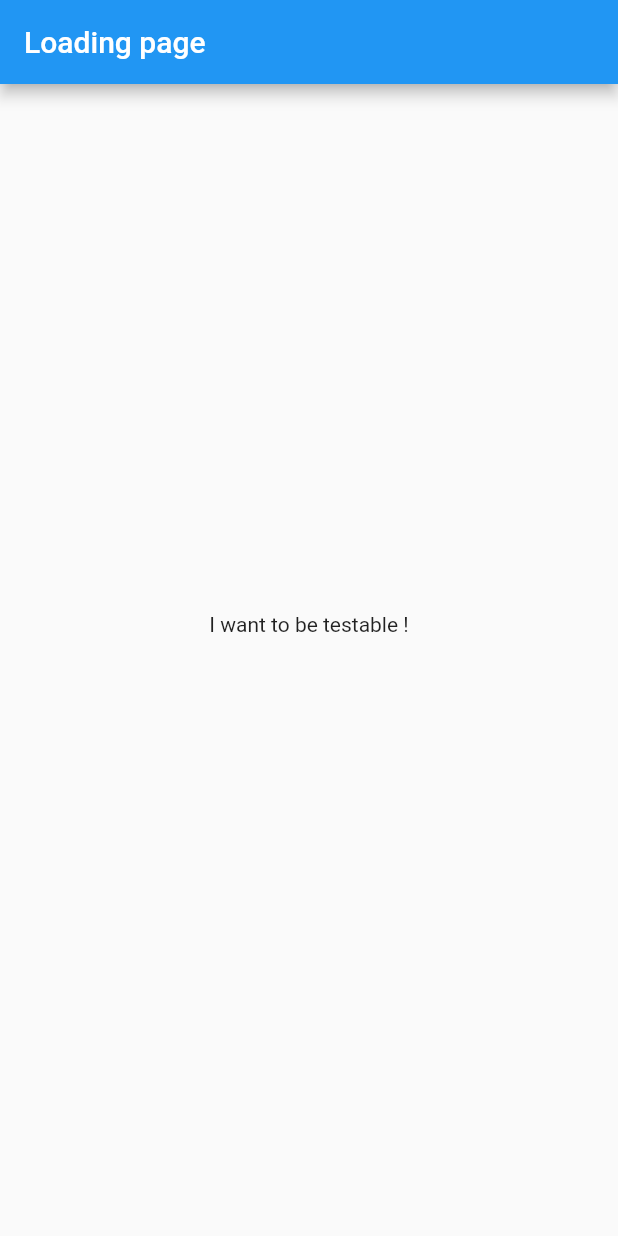
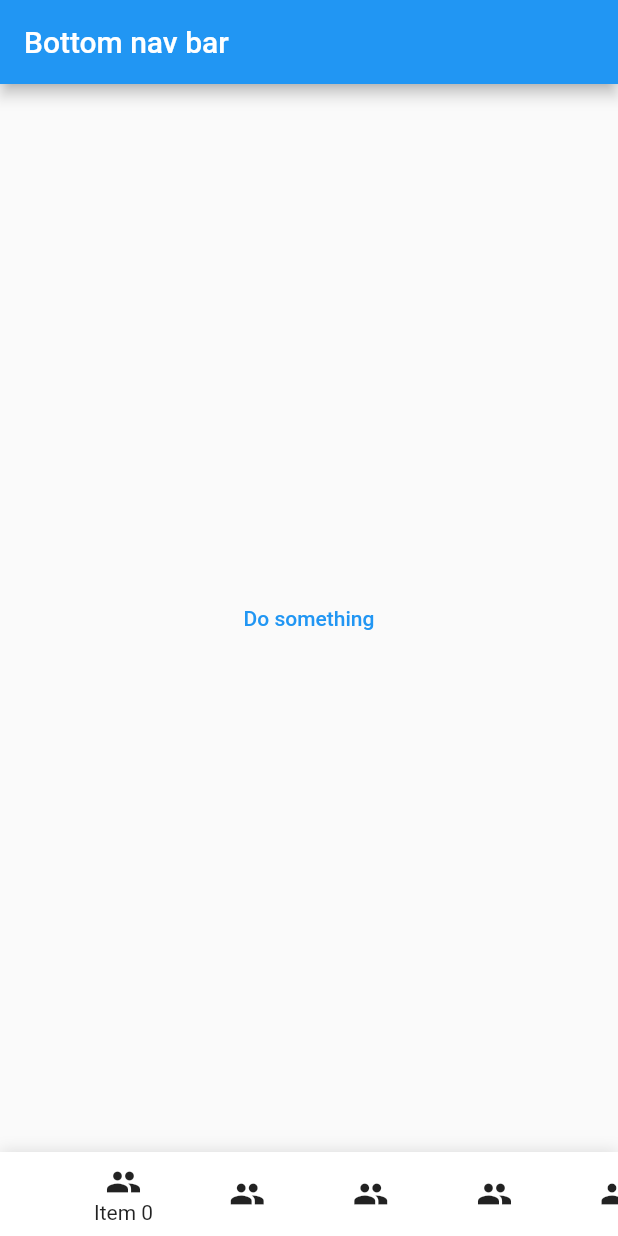
Before and after one commit to AlexisDeslandes/1_minute_BLOC_tuto, a Flutter app: the screen it shows after launch, on a phone screen of 412 x 824 dp. Run offline on Flutter 3.47's test engine with Material 2 defaults, Android fonts, the phone set to English and light mode, and no system bars; our stand-ins replace equatable, flutter_bloc, permission_handler.

Commit message:
Add scrollable_reorderable_navbar.dart

```diff
--- a/lib/main.dart
+++ b/lib/main.dart
@@ -1,5 +1,5 @@
 import 'package:flutter/material.dart';
-import 'package:one_minute_bloc_tuto/loading/loading.dart';
+import 'package:one_minute_bloc_tuto/nav/nav.dart';
 
 void main() {
   runApp(const MyApp());
@@ -15,7 +15,7 @@ class MyApp extends StatelessWidget {
       theme: ThemeData(
         primarySwatch: Colors.blue,
       ),
-      home: const LoadingPage(),
+      home: const BottomNavBarPage(),
     );
   }
 }
--- /dev/null
+++ b/lib/nav/nav.dart
@@ -0,0 +1 @@
+export 'pages/bottom_nav_bar_page.dart';
--- /dev/null
+++ b/lib/nav/pages/bottom_nav_bar_page.dart
@@ -0,0 +1,71 @@
+import 'package:flutter/material.dart';
+import 'package:one_minute_bloc_tuto/scrollable_reorderable_navbar/scrollable_reorderable_navbar.dart';
+
+class BottomNavBarPage extends StatefulWidget {
+  const BottomNavBarPage({Key? key}) : super(key: key);
+
+  @override
+  _BottomNavBarPageState createState() => _BottomNavBarPageState();
+}
+
+class _BottomNavBarPageState extends State<BottomNavBarPage> {
+  int _selectedIndex = 0;
+  List<NavBarItem> _items = List.generate(
+      10,
+      (index) =>
+          NavBarItem(widget: const Icon(Icons.group), name: "Item $index"));
+
+  @override
+  Widget build(BuildContext context) {
+    return Scaffold(
+      appBar: AppBar(title: const Text("Bottom nav bar")),
+      body: Center(
+        child: TextButton(
+            onPressed: () {
+              setState(() {
+                _items.removeLast();
+              });
+            },
+            child: const Text("Do something")),
+      ),
+      bottomNavigationBar: ScrollableReorderableNavBar(
+
+        onItemTap: (arg) {
+          setState(() {
+            _selectedIndex = arg;
+          });
+        },
+        onReorder: (oldIndex, newIndex) {
+          final currItem = _items[_selectedIndex];
+          if (oldIndex < newIndex) newIndex -= 1;
+          final newItems = [..._items], item = newItems.removeAt(oldIndex);
+          newItems.insert(newIndex, item);
+          setState(() {
+            _items = newItems;
+            _selectedIndex = _items.indexOf(currItem);
+          });
+        },
+        items: _items,
+        selectedIndex: _selectedIndex,
+        onDelete: (index) => setState(() => _items.removeAt(index)),
+        deleteIndicationWidget: Container(
+          padding: const EdgeInsets.only(bottom: 100),
+          child: Align(
+            alignment: Alignment.bottomCenter,
+            child: Wrap(
+              alignment: WrapAlignment.center,
+              crossAxisAlignment: WrapCrossAlignment.center,
+              direction: Axis.vertical,
+              children: [
+                Text("Tap on nav item to delete it.",
+                    style: Theme.of(context).textTheme.bodyText1,
+                    textAlign: TextAlign.center),
+                TextButton(onPressed: () {}, child: const Text("DONE"))
+              ],
+            ),
+          ),
+        ),
+      ),
+    );
+  }
+}
--- /dev/null
+++ b/lib/scrollable_reorderable_navbar/models/nav_bar_item.dart
@@ -0,0 +1,19 @@
+import 'package:flutter/widgets.dart';
+
+///
+/// [NavBarItem] let user precise which widget and name he
+/// wants to define to access navigation.
+///
+class NavBarItem {
+  const NavBarItem({required this.widget, required this.name});
+
+  final Widget widget;
+  final String name;
+
+  @override
+  bool operator ==(Object other) =>
+      other is NavBarItem && widget == other.widget && name == other.name;
+
+  @override
+  int get hashCode => Object.hash(widget, name);
+}
--- /dev/null
+++ b/lib/scrollable_reorderable_navbar/scrollable_reorderable_navbar.dart
@@ -0,0 +1,5 @@
+export 'models/nav_bar_item.dart';
+export 'widgets/condition_widget.dart';
+export 'widgets/delete_mode_item_listener.dart';
+export 'widgets/scrollable_reorderable_navbar.dart';
+export 'widgets/reorderable_item.dart';
--- /dev/null
+++ b/lib/scrollable_reorderable_navbar/types/types.dart
@@ -0,0 +1 @@
+typedef ValueChanged<T> = void Function(T arg);
--- /dev/null
+++ b/lib/scrollable_reorderable_navbar/widgets/condition_widget.dart
@@ -0,0 +1,30 @@
+import 'package:flutter/cupertino.dart';
+
+typedef BuildWidget = Widget Function();
+
+///
+/// Widget used to avoid the practice of using if/else
+/// in screen files of the app. Better readability.
+///
+class ConditionWidget extends StatelessWidget {
+  final bool appear;
+  final BuildWidget appearWidgetCallback;
+  final BuildWidget replaceWidgetCallback;
+
+  const ConditionWidget(
+      {Key? key,
+        required this.appear,
+        required this.appearWidgetCallback,
+        this.replaceWidgetCallback = _emptyCallback})
+      : super(key: key);
+
+  static Widget _emptyCallback() => const SizedBox();
+
+  @override
+  Widget build(BuildContext context) {
+    if (appear) {
+      return appearWidgetCallback();
+    }
+    return replaceWidgetCallback();
+  }
+}
--- /dev/null
+++ b/lib/scrollable_reorderable_navbar/widgets/delete_mode_item_listener.dart
@@ -0,0 +1,30 @@
+import 'package:flutter/widgets.dart';
+
+class DeleteModeItemListener extends StatefulWidget {
+  const DeleteModeItemListener(
+      {Key? key, required this.child, required this.deleteModeCallback})
+      : super(key: key);
+
+  final Widget child;
+  final VoidCallback deleteModeCallback;
+
+  @override
+  _DeleteModeItemListenerState createState() => _DeleteModeItemListenerState();
+}
+
+class _DeleteModeItemListenerState extends State<DeleteModeItemListener> {
+  bool _isPointerUp = true;
+
+  @override
+  Widget build(BuildContext context) {
+    return Listener(
+        onPointerDown: (event) {
+          _isPointerUp = false;
+          Future.delayed(const Duration(milliseconds: 700), () {
+            if (!_isPointerUp) widget.deleteModeCallback();
+          });
+        },
+        onPointerUp: (_) => _isPointerUp = true,
+        child: widget.child);
+  }
+}
--- /dev/null
+++ b/lib/scrollable_reorderable_navbar/widgets/reorderable_item.dart
@@ -0,0 +1,53 @@
+import 'package:flutter/material.dart';
+import 'package:one_minute_bloc_tuto/scrollable_reorderable_navbar/scrollable_reorderable_navbar.dart';
+
+/// [Widget] use to catch user interaction with [NavBarItem.widget].
+/// It shows the [NavBarItem.name] when [selected] is true.
+class ReorderableItem extends StatelessWidget {
+  const ReorderableItem({
+    Key? key,
+    required this.index,
+    required this.item,
+    required this.onTap,
+    required this.animationDuration,
+    this.selected = false,
+  }) : super(key: key);
+
+  /// Index of the item in the item list
+  final int index;
+  /// Item that is used as Widget and name
+  final NavBarItem item;
+  /// Duration of the switcher animation
+  final Duration animationDuration;
+  /// If true, shows [item.name]
+  final bool selected;
+  /// Event that is triggered on widget tap
+  final VoidCallback onTap;
+
+  @override
+  Widget build(BuildContext context) {
+    return Material(
+      color: Colors.transparent,
+      child: InkWell(
+          child: Wrap(
+            crossAxisAlignment: WrapCrossAlignment.center,
+            runAlignment: WrapAlignment.center,
+            alignment: WrapAlignment.center,
+            direction: Axis.vertical,
+            children: [
+              item.widget,
+              AnimatedSwitcher(
+                  duration: animationDuration,
+                  transitionBuilder: (child, animation) =>
+                      SizeTransition(sizeFactor: animation, child: child),
+                  child: ConditionWidget(
+                    appear: selected,
+                    key: ValueKey(selected),
+                    appearWidgetCallback: () => Text(item.name),
+                  )),
+            ],
+          ),
+          onTap: onTap),
+    );
+  }
+}
--- /dev/null
+++ b/lib/scrollable_reorderable_navbar/widgets/scrollable_reorderable_navbar.dart
@@ -0,0 +1,257 @@
+import 'dart:math';
+
+import 'package:flutter/material.dart';
+import 'package:one_minute_bloc_tuto/scrollable_reorderable_navbar/scrollable_reorderable_navbar.dart';
+
+///
+/// [ScrollableReorderableNavBar] is a [Widget] that let user picks
+/// a [NavBarItem] and access to the matching navigation.
+/// When there are more than 5 items, the navbar can be scrolled left and right.
+/// It also let user swipe position of items and delete items from the navbar.
+///
+class ScrollableReorderableNavBar extends StatelessWidget {
+  const ScrollableReorderableNavBar(
+      {Key? key,
+      required this.items,
+      required this.onItemTap,
+      required this.onReorder,
+      required this.selectedIndex,
+      required this.onDelete,
+      required this.deleteIndicationWidget,
+      this.backgroundColor = Colors.white,
+      this.duration = const Duration(milliseconds: 300),
+      this.proxyDecorator,
+      this.decoration})
+      : super(key: key);
+
+  /// Every items should have different names
+  final List<NavBarItem> items;
+
+  /// The index of the selected [NavBarItem]
+  final int selectedIndex;
+
+  /// Which behaviour should have after the user tap on a [NavBarItem]
+  final ValueChanged<int> onItemTap;
+
+  /// Which behaviour should have after user swap 2 [NavBarItem]
+  final ReorderCallback onReorder;
+
+  /// The [Widget] displayed on top of the delete overlay
+  /// to show user that he can tap on [NavBarItem] to delete them
+  final Widget deleteIndicationWidget;
+
+  /// Which behaviour should have after user delete a [NavBarItem]
+  final ValueChanged<int> onDelete;
+
+  /// How the widget should look like on a reorder operation
+  final ReorderItemProxyDecorator? proxyDecorator;
+
+  /// Background color of the navbar
+  final Color backgroundColor;
+
+  /// Duration of the animations
+  final Duration duration;
+
+  /// Decoration of the entire navbar. You should use either [backgroundColor] or this one
+  final BoxDecoration? decoration;
+
+  @override
+  Widget build(BuildContext context) {
+    return Container(
+        decoration: decoration ??
+            BoxDecoration(boxShadow: const [
+              BoxShadow(
+                  color: Colors.black12, offset: Offset(0, -1), blurRadius: 8)
+            ], color: backgroundColor),
+        width: MediaQuery.of(context).size.width,
+        height: kBottomNavigationBarHeight +
+            MediaQuery.of(context).viewPadding.bottom,
+        child: _ScrollableReorderableNavBar(
+          selectedIndex: selectedIndex,
+          items: items,
+          backgroundColor: backgroundColor,
+          onItemTap: onItemTap,
+          animationDuration: duration,
+          onReorder: onReorder,
+          proxyDecorator: proxyDecorator,
+          onDelete: onDelete,
+          deleteIndicationWidget: deleteIndicationWidget,
+        ));
+  }
+}
+
+class _ScrollableReorderableNavBar extends StatefulWidget {
+  const _ScrollableReorderableNavBar({
+    Key? key,
+    required this.onItemTap,
+    required this.onDelete,
+    required this.onReorder,
+    required this.animationDuration,
+    required this.selectedIndex,
+    required this.deleteIndicationWidget,
+    this.items = const [],
+    this.backgroundColor,
+    this.proxyDecorator,
+  }) : super(key: key);
+
+  final int selectedIndex;
+  final List<NavBarItem> items;
+  final Color? backgroundColor;
+  final ValueChanged<int> onItemTap;
+  final ValueChanged<int> onDelete;
+  final ReorderCallback onReorder;
+  final Duration animationDuration;
+  final ReorderItemProxyDecorator? proxyDecorator;
+  final Widget deleteIndicationWidget;
+
+  @override
+  _ScrollableReorderableNavBarState createState() =>
+      _ScrollableReorderableNavBarState();
+}
+
+class _ScrollableReorderableNavBarState
+    extends State<_ScrollableReorderableNavBar> {
+  static const int _maxItemDisplayed = 5;
+  late final ScrollController _controller = ScrollController();
+  late final double _width = MediaQuery.of(context).size.width;
+
+  late List<NavBarItem> _items = widget.items;
+  late double _cellSize = _width / min(_maxItemDisplayed, _items.length);
+  bool _deleteMode = false;
+
+  @override
+  void dispose() {
+    _controller.dispose();
+    super.dispose();
+  }
+
+  @override
+  void didUpdateWidget(covariant _ScrollableReorderableNavBar oldWidget) {
+    _items = widget.items;
+    _cellSize = _width / min(_maxItemDisplayed, _items.length);
+    super.didUpdateWidget(oldWidget);
+  }
+
+  @override
+  Widget build(BuildContext context) {
+    return ReorderableListView.builder(
+        scrollController: _controller,
+        proxyDecorator: widget.proxyDecorator ??
+            (child, index, animation) => ScaleTransition(
+                scale: animation.drive(Tween(begin: 1.0, end: 1.5)),
+                child: child),
+        itemCount: _items.length,
+        onReorder: widget.onReorder,
+        scrollDirection: Axis.horizontal,
+        itemBuilder: (context, index) {
+          final shouldAddMargin =
+                  index == 0 && _items.length > _maxItemDisplayed,
+              margin =
+                  EdgeInsets.only(left: shouldAddMargin ? _cellSize / 2 : 0),
+              item = _items[index];
+          return _ReorderableItemWrapper(
+              key: ValueKey("_ReorderableItem${item.name}"),
+              index: index,
+              item: item,
+              width: _cellSize + margin.left,
+              deleteModeCallback: () {
+                if (!_deleteMode) {
+                  _displayDeleteModeOverlay();
+                  _deleteMode = true;
+                }
+              },
+              margin: margin,
+              onTap: _deleteMode
+                  ? () => widget.onDelete(index)
+                  : () => _onItemTap(index),
+              selected: index == widget.selectedIndex,
+              animationDuration: widget.animationDuration);
+        });
+  }
+
+  /// Display an overlay that hover above everything except nav bar
+  /// to catch a tap event and disable Delete mode.
+  void _displayDeleteModeOverlay() {
+    OverlayEntry? overlayEntry;
+    overlayEntry = OverlayEntry(
+        builder: (context) => Positioned(
+            child: Listener(
+                onPointerDown: (_) {
+                  overlayEntry!.remove();
+                  setState(() => _deleteMode = false);
+                },
+                child: Container(
+                    color: Theme.of(context)
+                        .scaffoldBackgroundColor
+                        .withOpacity(0.9),
+                    child: widget.deleteIndicationWidget)),
+            width: MediaQuery.of(context).size.width,
+            height: MediaQuery.of(context).size.height -
+                (kBottomNavigationBarHeight +
+                    MediaQuery.of(context).viewPadding.bottom)));
+    Overlay.of(context)!.insert(overlayEntry);
+  }
+
+  /// When user tap on a a nav item, the nav bar try to scroll
+  /// so that the selected item is centered on the screen.
+  void _centerFocusItem(int index) {
+    final preferredX = _cellSize * (index - 2),
+        gap = _items.length > _maxItemDisplayed ? _cellSize / 2 : 0,
+        offset = max<double>(
+            0, min(preferredX + gap, _controller.position.maxScrollExtent));
+    _controller.animateTo(offset,
+        duration: widget.animationDuration, curve: Curves.easeOut);
+  }
+
+  void _onItemTap(int index) {
+    _centerFocusItem(index);
+    widget.onItemTap(index);
+  }
+}
+
+///
+/// Wrapper for [_ReorderableItem], it adds the DeleteMode listener
+/// and a width to this [Widget].
+///
+class _ReorderableItemWrapper extends StatelessWidget {
+  const _ReorderableItemWrapper(
+      {Key? key,
+      required this.index,
+      required this.item,
+      required this.width,
+      required this.deleteModeCallback,
+      required this.margin,
+      required this.onTap,
+      required this.selected,
+      required this.animationDuration})
+      : super(key: key);
+
+  final int index;
+  final NavBarItem item;
+  final double width;
+  final VoidCallback deleteModeCallback;
+  final EdgeInsets margin;
+  final VoidCallback onTap;
+  final bool selected;
+  final Duration animationDuration;
+
+  @override
+  Widget build(BuildContext context) {
+    return SizedBox(
+      width: width,
+      child: DeleteModeItemListener(
+        deleteModeCallback: deleteModeCallback,
+        child: Padding(
+          padding: margin,
+          child: ReorderableItem(
+            index: index,
+            item: item,
+            onTap: onTap,
+            selected: selected,
+            animationDuration: animationDuration,
+          ),
+        ),
+      ),
+    );
+  }
+}
```
